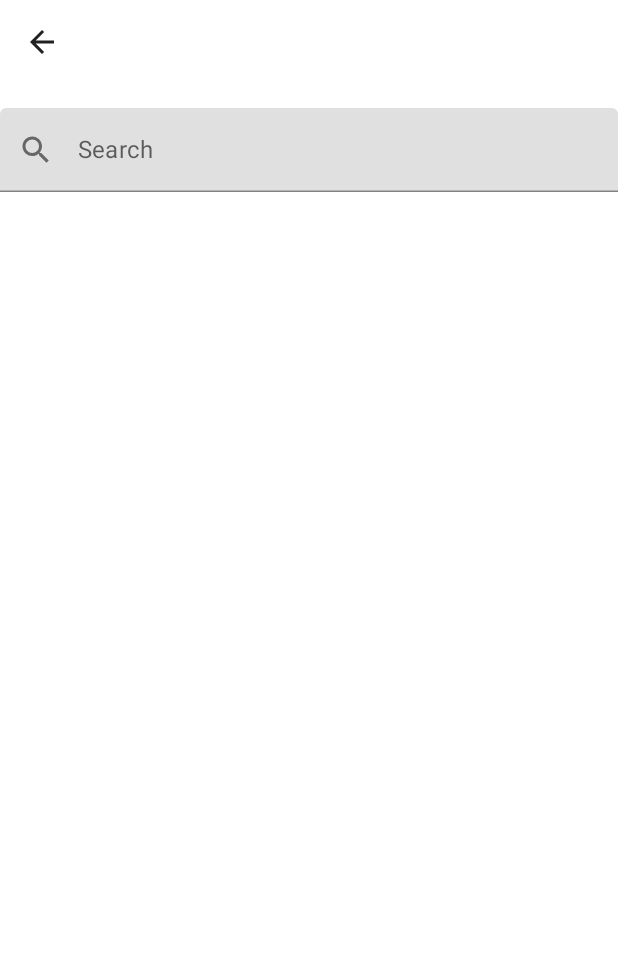
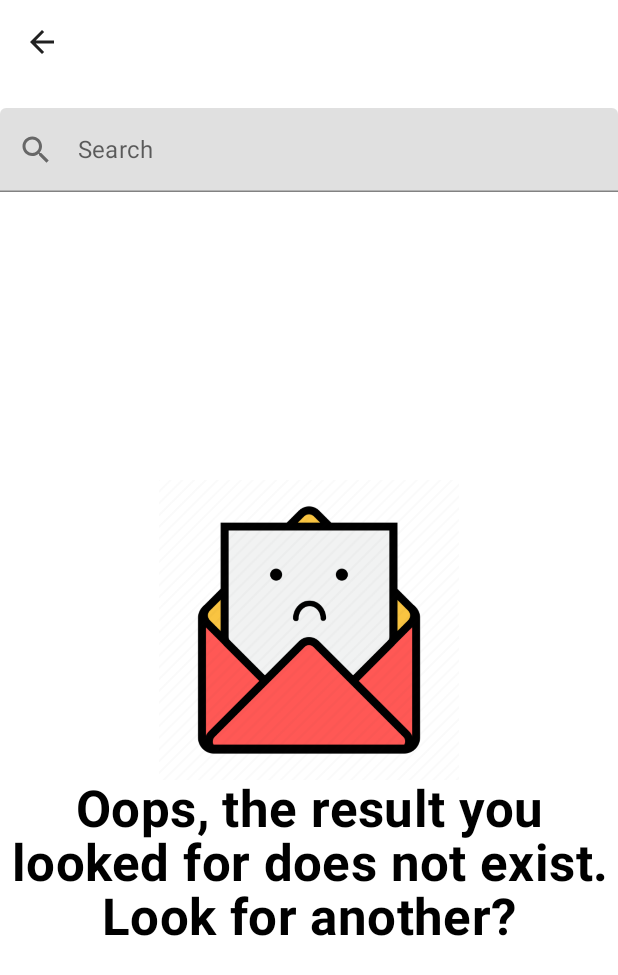
Before and after one commit to nabilafakhirah/newsflash, an Android app built with Jetpack Compose: the screen it shows after launch (MainActivity), after a tap on "All", on a phone screen of 412 x 824 dp. Shown: the top 975 px of the screen. Run offline under Robolectric (Android 15) with nearby library versions, the phone set to English and light mode, and no system bars; our stand-ins replace Dagger/Hilt's generated code, paging; 2 statements that could not run were skipped.

Commit message:
Added empty state and loading state

```diff
--- a/app/src/main/java/com/example/newsflash/ui/screen/home/HomeScreen.kt
+++ b/app/src/main/java/com/example/newsflash/ui/screen/home/HomeScreen.kt
@@ -1,24 +1,26 @@
 package com.example.newsflash.ui.screen.home
 
-import android.util.Log
 import androidx.compose.foundation.ExperimentalFoundationApi
-import androidx.compose.foundation.clickable
+import androidx.compose.foundation.layout.Arrangement
 import androidx.compose.foundation.layout.Row
+import androidx.compose.foundation.layout.fillMaxWidth
 import androidx.compose.foundation.layout.padding
 import androidx.compose.foundation.lazy.GridCells
 import androidx.compose.foundation.lazy.LazyVerticalGrid
-import androidx.compose.material.Icon
 import androidx.compose.material.Scaffold
-import androidx.compose.material.icons.Icons
-import androidx.compose.material.icons.filled.ArrowBack
+import androidx.compose.material.Text
 import androidx.compose.runtime.Composable
 import androidx.compose.ui.Modifier
+import androidx.compose.ui.res.stringResource
+import androidx.compose.ui.text.TextStyle
+import androidx.compose.ui.text.style.TextAlign
 import androidx.compose.ui.unit.dp
 import androidx.hilt.navigation.compose.hiltViewModel
 import androidx.navigation.NavController
+import com.example.newsflash.R
 import com.example.newsflash.ui.navigation.SOURCES_SCREEN_ROUTE
+import com.example.newsflash.ui.theme.Typography
 import com.example.newsflash.ui.widget.CategoryItemView
-import com.example.newsflash.ui.widget.SearchBarView
 
 @OptIn(ExperimentalFoundationApi::class)
 @Composable
@@ -30,15 +32,16 @@ fun HomeScreen(
 
     Scaffold(
         topBar = {
-            Row {
-                Icon(
-                    imageVector = Icons.Filled.ArrowBack,
-                    contentDescription = "Back",
-                    modifier = Modifier
-                        .padding(16.dp)
-                        .clickable {
-                            navController.navigateUp()
-                        }
+            Row(
+                modifier = modifier
+                    .fillMaxWidth()
+                    .padding(vertical = 16.dp),
+                horizontalArrangement = Arrangement.Center,
+            ) {
+                Text(
+                    text = stringResource(id = R.string.app_name),
+                    style = Typography.h5,
+                    textAlign = TextAlign.Center
                 )
             }
         }
--- a/app/src/main/java/com/example/newsflash/ui/screen/newslist/NewsListState.kt
+++ b/app/src/main/java/com/example/newsflash/ui/screen/newslist/NewsListState.kt
@@ -5,7 +5,7 @@ import com.example.newsflash.data.model.NewsResponse
 import kotlinx.coroutines.flow.Flow
 
 data class NewsListState(
-    var isLoading: Boolean = false,
+    var isLoading: Boolean = true,
     val sourceList: Flow<PagingData<NewsResponse.Article>>? = null,
     val error: String? = ""
 )
--- a/app/src/main/java/com/example/newsflash/ui/screen/sources/SourcesScreen.kt
+++ b/app/src/main/java/com/example/newsflash/ui/screen/sources/SourcesScreen.kt
@@ -20,8 +20,11 @@ import androidx.hilt.navigation.compose.hiltViewModel
 import androidx.navigation.NavController
 import com.example.newsflash.ui.navigation.ARTICLES_SCREEN_ROUTE
 import com.example.newsflash.ui.navigation.SOURCES_SCREEN_ROUTE
+import com.example.newsflash.ui.widget.EmptyView
+import com.example.newsflash.ui.widget.LoadingView
 import com.example.newsflash.ui.widget.SearchBarView
 import com.example.newsflash.ui.widget.SourceItemView
+import com.example.newsflash.ui.widget.TopBarView
 
 @Composable
 fun SourcesScreen(
@@ -40,30 +43,31 @@ fun SourcesScreen(
 
     Scaffold(
         topBar = {
-            Row {
-                Icon(
-                    imageVector = Icons.Filled.ArrowBack,
-                    contentDescription = "Back",
-                    modifier = Modifier
-                        .padding(16.dp)
-                        .clickable {
-                            navController.navigateUp()
-                        }
-                )
-            }
+            TopBarView(onClickBack = { navController.navigateUp() })
         }
     ) {
         Column(
             modifier = Modifier
                 .fillMaxWidth()
-                .padding(top = 16.dp)
-                .verticalScroll(rememberScrollState()),
+                .padding(top = 16.dp),
         ) {
             SearchBarView(
                 onSearch = {
                     viewModel.filterSources(it)
                 }
             )
+            if (state.value.isLoading) {
+                LoadingView()
+            }
+            else {
+                if (sourcesList.isEmpty()) {
+                    EmptyView()
+                } else {
+                    Column(
+                        modifier = Modifier
+                            .fillMaxWidth()
+                            .verticalScroll(rememberScrollState()),
+                    ) {
                         sourcesList.forEach {
                             val sourceId = it.id.orEmpty()
                             SourceItemView(
@@ -84,3 +88,6 @@ fun SourcesScreen(
                     }
                 }
             }
+        }
+    }
+}
--- a/app/src/main/java/com/example/newsflash/ui/widget/CategoryItemView.kt
+++ b/app/src/main/java/com/example/newsflash/ui/widget/CategoryItemView.kt
@@ -18,6 +18,8 @@ import androidx.compose.ui.text.font.FontWeight
 import androidx.compose.ui.tooling.preview.Preview
 import androidx.compose.ui.unit.dp
 import com.example.newsflash.R
+import com.example.newsflash.ui.theme.Purple80
+import com.example.newsflash.ui.theme.PurpleGrey80
 import com.example.newsflash.ui.theme.Typography
 
 @Composable
@@ -33,6 +35,7 @@ fun CategoryItemView(
                 onClickCategory()
             },
         shape = RoundedCornerShape(8.dp),
+        backgroundColor = PurpleGrey80,
         elevation = 4.dp,
     ) {
         Column(
--- /dev/null
+++ b/app/src/main/java/com/example/newsflash/ui/widget/EmptyView.kt
@@ -0,0 +1,41 @@
+package com.example.newsflash.ui.widget
+
+import androidx.compose.foundation.Image
+import androidx.compose.foundation.layout.Arrangement
+import androidx.compose.foundation.layout.Column
+import androidx.compose.foundation.layout.fillMaxSize
+import androidx.compose.foundation.layout.size
+import androidx.compose.material.Text
+import androidx.compose.runtime.Composable
+import androidx.compose.ui.Alignment
+import androidx.compose.ui.Modifier
+import androidx.compose.ui.graphics.Color
+import androidx.compose.ui.res.painterResource
+import androidx.compose.ui.res.stringResource
+import androidx.compose.ui.text.font.FontWeight
+import androidx.compose.ui.text.style.TextAlign
+import androidx.compose.ui.unit.dp
+import com.example.newsflash.R
+import com.example.newsflash.ui.theme.Typography
+
+@Composable
+fun EmptyView(
+    modifier: Modifier = Modifier
+) {
+    Column(
+        modifier = modifier.fillMaxSize(),
+        verticalArrangement = Arrangement.Center,
+        horizontalAlignment = Alignment.CenterHorizontally
+    ) {
+        Image(
+            modifier = Modifier.size(200.dp),
+            painter = painterResource(id = R.drawable.img_empty_result),
+            contentDescription = ""
+        )
+        Text(
+            text = stringResource(id = R.string.empty_result),
+            textAlign = TextAlign.Center,
+            style = Typography.h4.copy(color = Color.Black, fontWeight = FontWeight.Bold)
+        )
+    }
+}
--- a/app/src/main/java/com/example/newsflash/ui/widget/SourceItemView.kt
+++ b/app/src/main/java/com/example/newsflash/ui/widget/SourceItemView.kt
@@ -5,6 +5,7 @@ import androidx.compose.foundation.layout.Arrangement
 import androidx.compose.foundation.layout.Column
 import androidx.compose.foundation.layout.fillMaxWidth
 import androidx.compose.foundation.layout.padding
+import androidx.compose.foundation.shape.RoundedCornerShape
 import androidx.compose.material.Card
 import androidx.compose.material.Text
 import androidx.compose.runtime.Composable
@@ -13,6 +14,8 @@ import androidx.compose.ui.graphics.Color
 import androidx.compose.ui.text.font.FontWeight
 import androidx.compose.ui.tooling.preview.Preview
 import androidx.compose.ui.unit.dp
+import com.example.newsflash.ui.theme.Purple80
+import com.example.newsflash.ui.theme.PurpleGrey80
 import com.example.newsflash.ui.theme.Typography
 
 @Composable
@@ -31,6 +34,9 @@ fun SourceItemView(
             .clickable {
                 onClickSource(id)
             },
+        shape = RoundedCornerShape(8.dp),
+        backgroundColor = PurpleGrey80,
+        elevation = 4.dp,
     ) {
         Column (
             modifier = Modifier.padding(16.dp),
--- /dev/null
+++ b/app/src/main/java/com/example/newsflash/ui/widget/TopBarView.kt
@@ -0,0 +1,29 @@
+package com.example.newsflash.ui.widget
+
+import androidx.compose.foundation.clickable
+import androidx.compose.foundation.layout.Row
+import androidx.compose.foundation.layout.padding
+import androidx.compose.material.Icon
+import androidx.compose.material.icons.Icons
+import androidx.compose.material.icons.filled.ArrowBack
+import androidx.compose.runtime.Composable
+import androidx.compose.ui.Modifier
+import androidx.compose.ui.unit.dp
+
+@Composable
+fun TopBarView(
+    onClickBack: () -> Unit,
+    modifier: Modifier = Modifier,
+) {
+    Row {
+        Icon(
+            imageVector = Icons.Filled.ArrowBack,
+            contentDescription = "Back",
+            modifier = Modifier
+                .padding(16.dp)
+                .clickable {
+                    onClickBack()
+                }
+        )
+    }
+}
--- a/app/src/main/res/values/strings.xml
+++ b/app/src/main/res/values/strings.xml
@@ -1,3 +1,5 @@
 <resources>
     <string name="app_name">Newsflash</string>
+    <string name="loading_message">Loading data, give us a few seconds</string>
+    <string name="empty_result">Oops, the result you looked for does not exist. Look for another?</string>
 </resources>
```
Also changed, not shown: app/src/main/java/com/example/newsflash/ui/screen/newslist/NewsListScreen.kt (+9 -26 lines), app/src/main/java/com/example/newsflash/ui/screen/webview/NewsWebview.kt (+2 -11 lines), app/src/main/java/com/example/newsflash/ui/widget/LoadingView.kt (added, +41 -0 lines), app/src/main/java/com/example/newsflash/ui/widget/NewsItemView.kt (+3 -5 lines), app/src/main/res/drawable/img_empty_result.webp (added), app/src/main/res/drawable/img_loading.webp (added). Lines whose indentation alone changed are shown as unchanged.
